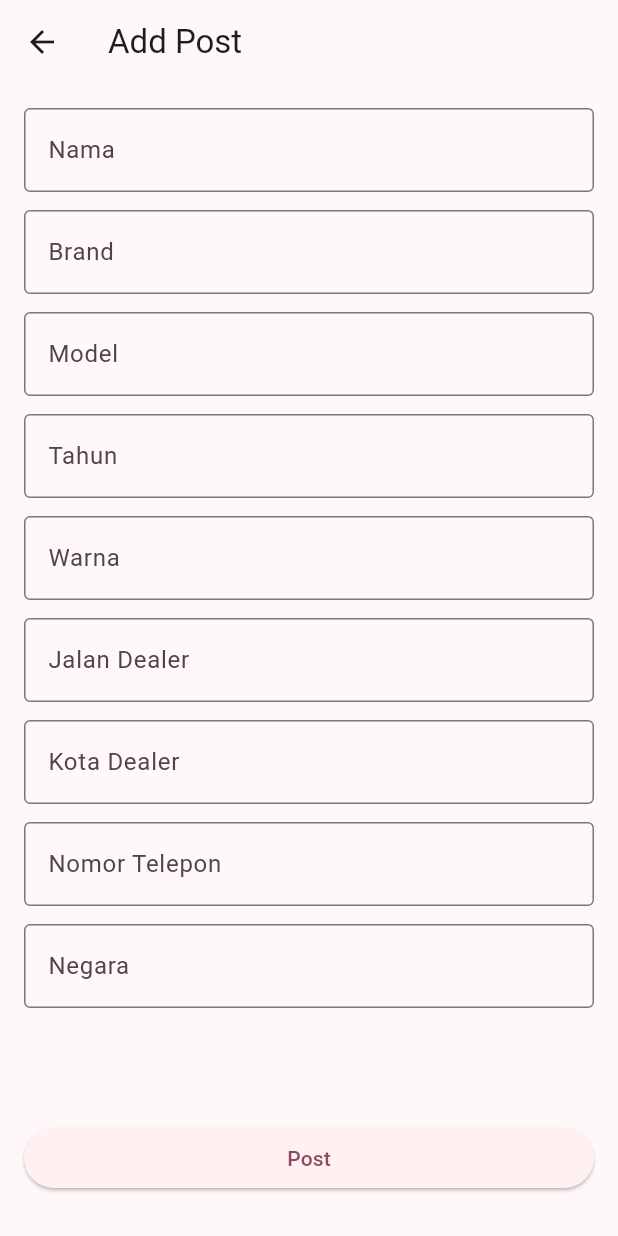
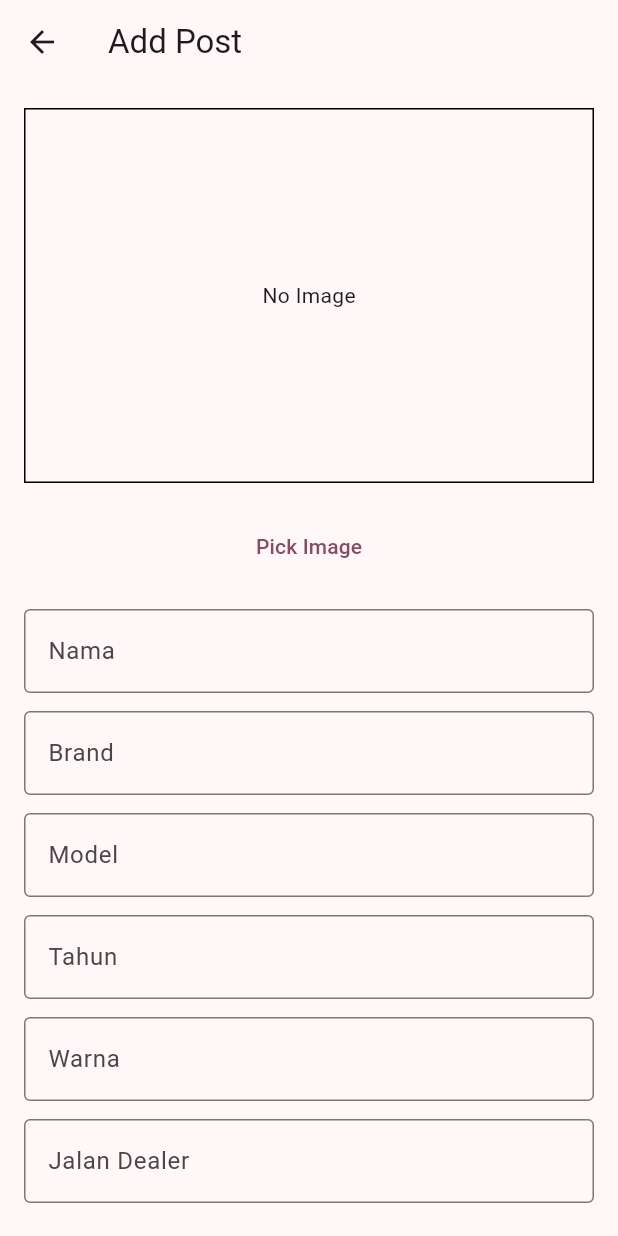
Before and after one commit to OppaCharles/car_find, a Flutter app: the screen it shows once a user with an empty profile is signed in, after a tap on the "add" icon, on a phone screen of 412 x 824 dp. Run offline on Flutter 3.47's test engine with Material 3 defaults, Android fonts, the phone set to English and light mode, and no system bars; our stand-ins replace cloud_firestore, firebase_auth, firebase_core, firebase_storage, google_sign_in, image_picker; accounts and stored records are empty; network calls fail.

Commit message:
Image picker

```diff
--- /dev/null
+++ b/lib/models/car.dart
@@ -0,0 +1,30 @@
+import 'package:cloud_firestore/cloud_firestore.dart';
+
+class Car {
+  String? id;
+  final String nama;
+  final String brand;
+  final String model;
+  final String tahun;
+  final String warna;
+  final String jalan;
+  final String kota;
+  final String noTelp;
+  final String negara;
+  String? imageUrl;
+  Timestamp? timestamp;
+
+  Car(
+      {this.id,
+      required this.nama,
+      required this.brand,
+      required this.model,
+      required this.tahun,
+      required this.warna,
+      required this.jalan,
+      required this.kota,
+      required this.noTelp,
+      required this.negara,
+      this.imageUrl,
+      this.timestamp});
+}
--- a/lib/screens/add_post_screen.dart
+++ b/lib/screens/add_post_screen.dart
@@ -1,8 +1,13 @@
+import 'package:car_find/services/database_service.dart';
+import 'package:flutter/material.dart';
+import 'package:cloud_firestore/cloud_firestore.dart';
+import 'package:image_picker/image_picker.dart';
+
 import 'package:car_find/components/my_text_field.dart';
-import 'package:cloud_firestore/cloud_firestore.dart';
-import 'package:flutter/material.dart';
 
 class AddPostScreen extends StatefulWidget {
+  const AddPostScreen({super.key});
+
   @override
   State<AddPostScreen> createState() => _AddPostScreenState();
 }
@@ -18,7 +23,10 @@ class _AddPostScreenState extends State<AddPostScreen> {
   final TextEditingController _noTelpController = TextEditingController();
   final TextEditingController _negaraController = TextEditingController();
 
-  Future<void> _postToFirestore() async {
+  // Image yang akan dipilih
+  XFile? _imageFile;
+
+  Future<void> _postToFirestore(String? imageUrl) async {
     // Trim seluruh text dari controller
     String nama = _namaController.text.trim();
     String brand = _brandController.text.trim();
@@ -57,6 +65,7 @@ class _AddPostScreenState extends State<AddPostScreen> {
           'kota': kota,
           'noTelp': noTelp,
           'negara': negara,
+          'imageUrl': imageUrl,
           'timestamp': FieldValue.serverTimestamp(),
         });
 
@@ -78,6 +87,16 @@ class _AddPostScreenState extends State<AddPostScreen> {
     }
   }
 
+  Future<void> _pickImage() async {
+    final pickedFile =
+        await ImagePicker().pickImage(source: ImageSource.gallery);
+    if (pickedFile != null) {
+      setState(() {
+        _imageFile = pickedFile;
+      });
+    }
+  }
+
   @override
   Widget build(BuildContext context) {
     return Scaffold(
@@ -90,6 +109,36 @@ class _AddPostScreenState extends State<AddPostScreen> {
           child: Column(
             crossAxisAlignment: CrossAxisAlignment.stretch,
             children: [
+              SizedBox(
+                  height: 250,
+                  child: _imageFile != null
+                      ? Image.network(
+                          _imageFile!.path,
+                          fit: BoxFit.cover,
+                        )
+                      : Container(
+                          decoration: BoxDecoration(
+                            border: Border.all(
+                              width: 1,
+                              color: Colors.black,
+                            ),
+                          ),
+                          child: const Center(child: Text('No Image')),
+                        )),
+              //
+              //
+              const SizedBox(height: 18.0),
+              //
+              //
+              TextButton(
+                onPressed: _pickImage,
+                child: const Text("Pick Image"),
+              ),
+              //
+              //
+              const SizedBox(height: 18.0),
+              //
+              //
               MyTextField(
                   controller: _namaController,
                   hintText: 'Nama',
@@ -132,7 +181,15 @@ class _AddPostScreenState extends State<AddPostScreen> {
               //
               //
               ElevatedButton(
-                onPressed: _postToFirestore,
+                onPressed: () async {
+                  String? imageUrl;
+                  if (_imageFile != null) {
+                    imageUrl = await DatabaseService.uploadImage(_imageFile!);
+                  } else {
+                    imageUrl = '';
+                  }
+                  _postToFirestore(imageUrl);
+                },
                 child: const Text('Post'),
               ),
             ],
--- a/lib/screens/home_screen.dart
+++ b/lib/screens/home_screen.dart
@@ -1,8 +1,9 @@
+import 'package:car_find/services/database_service.dart';
+import 'package:flutter/material.dart';
+import 'package:firebase_auth/firebase_auth.dart';
+
 import 'package:car_find/screens/add_post_screen.dart';
 import 'package:car_find/screens/sign_in_screen.dart';
-
-import 'package:flutter/material.dart';
-import 'package:firebase_auth/firebase_auth.dart';
 
 class HomeScreen extends StatelessWidget {
   const HomeScreen({super.key});
@@ -19,7 +20,9 @@ class HomeScreen extends StatelessWidget {
     return Scaffold(
       appBar: AppBar(
         title: const Text('Home'),
-        backgroundColor: Theme.of(context).colorScheme.inversePrimary,
+        backgroundColor: Colors.black,
+        titleTextStyle: const TextStyle(color: Colors.white, fontSize: 24.0),
+        iconTheme: const IconThemeData(color: Colors.white),
         actions: [
           IconButton(
             onPressed: () {
@@ -29,19 +32,65 @@ class HomeScreen extends StatelessWidget {
           ),
         ],
       ),
-      body: const Center(
-        child: Text('You have logged In'),
+      body: StreamBuilder(
+        stream: DatabaseService.getCarList(),
+        builder: (context, snapshot) {
+          if (snapshot.hasError) {
+            return Text('Error: ${snapshot.error}');
+          }
+          switch (snapshot.connectionState) {
+            case ConnectionState.waiting:
+              return const Center(
+                child: CircularProgressIndicator(),
+              );
+            default:
+              return ListView(
+                padding: const EdgeInsets.only(bottom: 80),
+                children: snapshot.data!.map((document) {
+                  return Card(
+                    child: Column(
+                      children: [
+                        document.imageUrl != null &&
+                                Uri.parse(document.imageUrl!).isAbsolute
+                            ? ClipRRect(
+                                borderRadius: const BorderRadius.only(
+                                  topLeft: Radius.circular(16),
+                                  topRight: Radius.circular(16),
+                                ),
+                                child: Image.network(
+                                  document.imageUrl!,
+                                  width: double.infinity,
+                                  height: 150,
+                                  fit: BoxFit.cover,
+                                  alignment: Alignment.center,
+                                ),
+                              )
+                            : Container(),
+                        ListTile(
+                          onTap: () {},
+                          title: Text(document.nama),
+                          subtitle: Text(document.model),
+                        ),
+                      ],
+                    ),
+                  );
+                }).toList(),
+              );
+          }
+        },
       ),
       floatingActionButton: FloatingActionButton(
         onPressed: () {
-          // Navigate to AddPostScreen when the button is pressed
           Navigator.push(
             context,
-            MaterialPageRoute(builder: (context) => AddPostScreen()),
+            MaterialPageRoute(builder: (context) => const AddPostScreen()),
           );
         },
-        backgroundColor: Colors.blue, // Customize as needed
-        child: const Icon(Icons.add),
+        backgroundColor: Colors.black,
+        child: const Icon(
+          Icons.add,
+          color: Colors.white,
+        ),
       ),
     );
   }
--- a/pubspec.yaml
+++ b/pubspec.yaml
@@ -39,6 +39,9 @@ dependencies:
   firebase_auth: ^4.19.6
   cloud_firestore: ^4.17.4
   google_sign_in: ^6.2.1
+  image_picker: ^1.1.1
+  path: ^1.9.0
+  firebase_storage: ^11.7.6
 
 dev_dependencies:
   flutter_test:
```
Also changed, not shown: lib/screens/sign_up_screen.dart (+4 -5 lines), lib/services/database_service.dart (added, +55 -0 lines), pubspec.lock, 5 other files.
